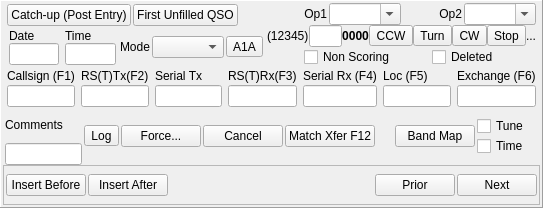
Old version of the form mqt/MqtLogger/qsologframe.ui in the repository zsteva/backup-minos2.
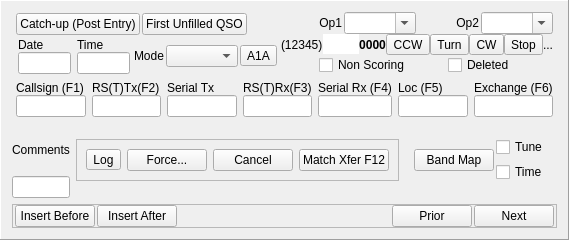
New version of the form.

Commit message: Add more space round buttons for touch friendliness

```diff
--- a/mqt/MqtLogger/qsologframe.ui
+++ b/mqt/MqtLogger/qsologframe.ui
@@ -6,8 +6,8 @@
    <rect>
     <x>0</x>
     <y>0</y>
-    <width>543</width>
-    <height>208</height>
+    <width>560</width>
+    <height>240</height>
    </rect>
   </property>
   <property name="windowTitle">
@@ -22,22 +22,7 @@
   <property name="midLineWidth">
    <number>1</number>
   </property>
-  <layout class="QVBoxLayout" name="verticalLayout_14">
-   <property name="spacing">
-    <number>0</number>
-   </property>
-   <property name="leftMargin">
-    <number>2</number>
-   </property>
-   <property name="topMargin">
-    <number>2</number>
-   </property>
-   <property name="rightMargin">
-    <number>2</number>
-   </property>
-   <property name="bottomMargin">
-    <number>2</number>
-   </property>
+  <layout class="QVBoxLayout" name="verticalLayout_15">
    <item>
     <layout class="QHBoxLayout" name="horizontalLayout_6">
      <property name="spacing">
@@ -309,6 +294,9 @@
            <property name="focusPolicy">
             <enum>Qt::ClickFocus</enum>
            </property>
+           <property name="frame">
+            <bool>false</bool>
+           </property>
           </widget>
          </item>
          <item>
@@ -678,15 +666,6 @@
    </item>
    <item>
     <layout class="QHBoxLayout" name="horizontalLayout_9">
-     <property name="spacing">
-      <number>2</number>
-     </property>
-     <property name="leftMargin">
-      <number>2</number>
-     </property>
-     <property name="rightMargin">
-      <number>2</number>
-     </property>
      <item>
       <layout class="QVBoxLayout" name="verticalLayout_10">
        <property name="spacing">
@@ -709,6 +688,30 @@
       </layout>
      </item>
      <item>
+      <layout class="QVBoxLayout" name="verticalLayout_14">
+       <item>
+        <spacer name="verticalSpacer">
+         <property name="orientation">
+          <enum>Qt::Vertical</enum>
+         </property>
+         <property name="sizeHint" stdset="0">
+          <size>
+           <width>20</width>
+           <height>40</height>
+          </size>
+         </property>
+        </spacer>
+       </item>
+       <item>
+        <widget class="QFrame" name="frame">
+         <property name="frameShape">
+          <enum>QFrame::StyledPanel</enum>
+         </property>
+         <property name="frameShadow">
+          <enum>QFrame::Raised</enum>
+         </property>
+         <layout class="QHBoxLayout" name="horizontalLayout_10">
+          <item>
       <widget class="QToolButton" name="GJVOKButton">
        <property name="focusPolicy">
         <enum>Qt::ClickFocus</enum>
@@ -721,6 +724,19 @@
        </property>
       </widget>
      </item>
+          <item>
+           <spacer name="horizontalSpacer_3">
+            <property name="orientation">
+             <enum>Qt::Horizontal</enum>
+            </property>
+            <property name="sizeHint" stdset="0">
+             <size>
+              <width>40</width>
+              <height>20</height>
+             </size>
+            </property>
+           </spacer>
+          </item>
      <item>
       <widget class="QPushButton" name="GJVForceButton">
        <property name="focusPolicy">
@@ -740,6 +756,19 @@
        </property>
       </widget>
      </item>
+          <item>
+           <spacer name="horizontalSpacer_11">
+            <property name="orientation">
+             <enum>Qt::Horizontal</enum>
+            </property>
+            <property name="sizeHint" stdset="0">
+             <size>
+              <width>40</width>
+              <height>20</height>
+             </size>
+            </property>
+           </spacer>
+          </item>
      <item>
       <widget class="QPushButton" name="GJVCancelButton">
        <property name="focusPolicy">
@@ -750,6 +779,19 @@
        </property>
       </widget>
      </item>
+          <item>
+           <spacer name="horizontalSpacer_12">
+            <property name="orientation">
+             <enum>Qt::Horizontal</enum>
+            </property>
+            <property name="sizeHint" stdset="0">
+             <size>
+              <width>40</width>
+              <height>20</height>
+             </size>
+            </property>
+           </spacer>
+          </item>
      <item>
       <widget class="QPushButton" name="MatchXferButton">
        <property name="focusPolicy">
@@ -762,6 +804,24 @@
         <string>Match Xfer F12</string>
        </property>
       </widget>
+          </item>
+         </layout>
+        </widget>
+       </item>
+       <item>
+        <spacer name="verticalSpacer_2">
+         <property name="orientation">
+          <enum>Qt::Vertical</enum>
+         </property>
+         <property name="sizeHint" stdset="0">
+          <size>
+           <width>20</width>
+           <height>40</height>
+          </size>
+         </property>
+        </spacer>
+       </item>
+      </layout>
      </item>
      <item>
       <spacer name="horizontalSpacer_9">
```
Lines whose indentation alone changed are shown as unchanged.
